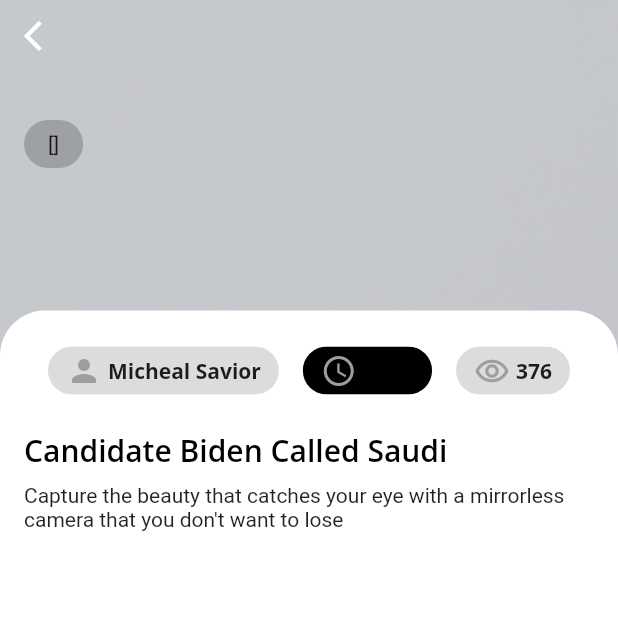
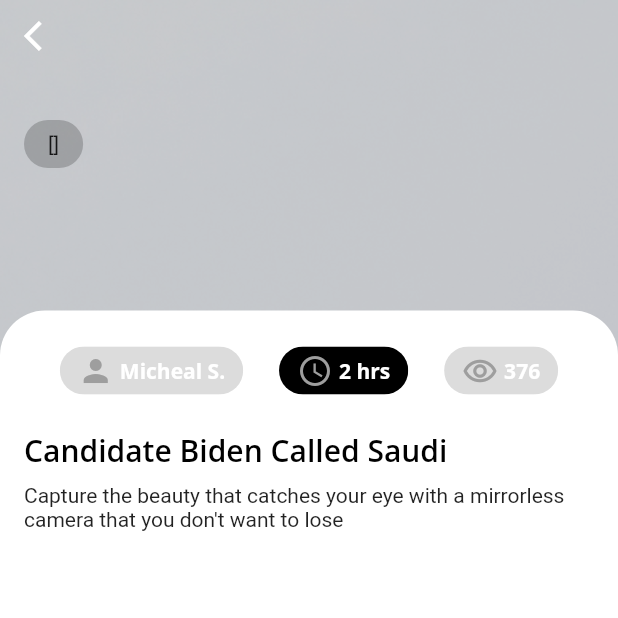
Before and after one commit to EbhomenyeEmmanuel/news_app, a Flutter app: the SearchItemScreen screen opened directly with empty values, after a tap on "2 hrs", on a phone screen of 412 x 824 dp, the top half of it. Run offline on Flutter 3.47's test engine with Material 2 defaults, Android fonts, the phone set to English and light mode, and no system bars; our stand-ins replace cached_network_image, google_fonts, lottie.

```diff
--- a/lib/providers/tab_manager.dart
+++ /dev/null
@@ -1,15 +0,0 @@
-import 'package:flutter/material.dart';
-
-class TabManager extends ChangeNotifier {
-  int selectedTab = 0;
-
-  void goToTab(index) {
-    selectedTab = index;
-    notifyListeners();
-  }
-
-  void goToRecipes() {
-    selectedTab = 1;
-    notifyListeners();
-  }
-}
--- a/lib/screens/search_screen/search_item_details_choice_chip_manager.dart
+++ /dev/null
@@ -1,13 +0,0 @@
-import 'package:flutter/material.dart';
-import 'package:news_app/screens/search_screen/search_item_screen.dart';
-
-class SearchItemDetailsChoiceChipManager extends ChangeNotifier {
-  ArticleChip _articleSelected = ArticleChip.AuthorOfArticle;
-
-  ArticleChip getSelectedChoiceChip() => _articleSelected;
-
-  void updateChoiceChip(ArticleChip articleChip) {
-    _articleSelected = articleChip;
-    notifyListeners();
-  }
-}
--- a/lib/screens/search_screen/search_item_screen.dart
+++ b/lib/screens/search_screen/search_item_screen.dart
@@ -1,7 +1,5 @@
 import 'package:flutter/material.dart';
 import 'package:news_app/models/stories.dart';
-import 'package:news_app/screens/search_screen/search_item_details_choice_chip_manager.dart';
-import 'package:provider/provider.dart';
 
 class SearchItemScreen extends StatefulWidget {
   final Story _story;
@@ -15,6 +13,8 @@ class SearchItemScreen extends StatefulWidget {
 }
 
 class _SearchItemScreenState extends State<SearchItemScreen> {
+  ArticleChip _articleSelected = ArticleChip.AuthorOfArticle;
+
   @override
   Widget build(BuildContext context) {
     Size screenSize = MediaQuery.of(context).size;
@@ -70,7 +70,7 @@ class _SearchItemScreenState extends State<SearchItemScreen> {
                       ]),
                 ),
                 SizedBox(height: 16.0),
-                buildCurvedCardDesign(context)
+                CurvedCardDesignWidget()
               ],
             ),
           ),
@@ -90,8 +90,13 @@ class _SearchItemScreenState extends State<SearchItemScreen> {
           widget._story.categories.toString(),
         ));
   }
+}
 
-  Widget buildCurvedCardDesign(BuildContext context) {
+class CurvedCardDesignWidget extends StatelessWidget {
+  const CurvedCardDesignWidget({Key? key}) : super(key: key);
+
+  @override
+  Widget build(BuildContext context) {
     return Expanded(
       child: Container(
         padding: EdgeInsets.all(16),
@@ -104,7 +109,7 @@ class _SearchItemScreenState extends State<SearchItemScreen> {
         child: Column(
           crossAxisAlignment: CrossAxisAlignment.start,
           children: [
-            buildChoiceChipsDesign(),
+            ChoiceChipsWidget(),
             SizedBox(height: 16),
             Text("Candidate Biden Called Saudi",
                 style: Theme.of(context).textTheme.headline6),
@@ -117,17 +122,26 @@ class _SearchItemScreenState extends State<SearchItemScreen> {
       ),
     );
   }
+}
 
-  Widget buildChoiceChipsDesign() {
-    return Consumer<SearchItemDetailsChoiceChipManager>(
-        builder: (context, manager, child) {
+class ChoiceChipsWidget extends StatefulWidget {
+  ChoiceChipsWidget({Key? key}) : super(key: key);
+
+  @override
+  State<ChoiceChipsWidget> createState() => _ChoiceChipsWidgetState();
+}
+
+class _ChoiceChipsWidgetState extends State<ChoiceChipsWidget> {
+  ArticleChip _articleChip = ArticleChip.AuthorOfArticle;
+
+  @override
+  Widget build(BuildContext context) {
     return Row(
       mainAxisAlignment: MainAxisAlignment.spaceEvenly,
       children: [
         ChoiceChip(
           selectedColor: Colors.black,
-            selected:
-                manager.getSelectedChoiceChip() == ArticleChip.AuthorOfArticle,
+          selected: _articleChip == ArticleChip.AuthorOfArticle,
           label: Row(
             mainAxisAlignment: MainAxisAlignment.spaceBetween,
             children: [
@@ -139,19 +153,21 @@ class _SearchItemScreenState extends State<SearchItemScreen> {
                 width: 4,
               ),
               Text(
-                  "Micheal Savior",
+                "Micheal S.",
                 overflow: TextOverflow.ellipsis,
+                style: TextStyle(color: Colors.white, fontSize: 14),
               )
             ],
           ),
           onSelected: (selected) {
-              manager.updateChoiceChip(ArticleChip.AuthorOfArticle);
+            setState(() {
+              _articleChip = ArticleChip.AuthorOfArticle;
+            });
           },
         ),
         ChoiceChip(
           selectedColor: Colors.black,
-            selected:
-                manager.getSelectedChoiceChip() == ArticleChip.TimeOfArticle,
+          selected: _articleChip == ArticleChip.TimeOfArticle,
           label: Row(
             mainAxisAlignment: MainAxisAlignment.spaceBetween,
             children: [
@@ -162,16 +178,21 @@ class _SearchItemScreenState extends State<SearchItemScreen> {
               SizedBox(
                 width: 4,
               ),
-                Text("2 hrs")
+              Text(
+                "2 hrs",
+                style: TextStyle(color: Colors.white, fontSize: 14),
+              )
             ],
           ),
           onSelected: (selected) {
-              manager.updateChoiceChip(ArticleChip.TimeOfArticle);
+            setState(() {
+              _articleChip = ArticleChip.TimeOfArticle;
+            });
           },
         ),
         ChoiceChip(
           selectedColor: Colors.black,
-            selected: manager.getSelectedChoiceChip() == ArticleChip.NoOfVisits,
+          selected: _articleChip == ArticleChip.NoOfVisits,
           label: Row(
             mainAxisAlignment: MainAxisAlignment.spaceBetween,
             children: [
@@ -182,16 +203,20 @@ class _SearchItemScreenState extends State<SearchItemScreen> {
               SizedBox(
                 width: 4,
               ),
-                Text("376")
+              Text(
+                "376",
+                style: TextStyle(color: Colors.white, fontSize: 14),
+              )
             ],
           ),
           onSelected: (selected) {
-              manager.updateChoiceChip(ArticleChip.NoOfVisits);
+            setState(() {
+              _articleChip = ArticleChip.NoOfVisits;
+            });
           },
         ),
       ],
     );
-    });
   }
 }
 
--- a/lib/screens/search_screen/search_screen.dart
+++ b/lib/screens/search_screen/search_screen.dart
@@ -1,4 +1,3 @@
-import 'package:flutter/cupertino.dart';
 import 'package:flutter/material.dart';
 import 'package:news_app/api/mock_news_service.dart';
 import 'package:news_app/models/news_categories.dart';
@@ -188,7 +187,7 @@ class _SearchScreenState extends State<SearchScreen> {
         child: Padding(
           padding: const EdgeInsets.only(right: 8.0),
           child: Row(
-            mainAxisAlignment: MainAxisAlignment.spaceEvenly,
+            mainAxisAlignment: MainAxisAlignment.spaceBetween,
             children: [
               //NewsIcon(imageUrl: story.imageUrl),
               Expanded(
--- a/pubspec.yaml
+++ b/pubspec.yaml
@@ -24,7 +24,6 @@ dependencies:
   flutter:
     sdk: flutter
   google_fonts: ^2.1.0
-  provider: ^6.0.0
   cached_network_image: ^3.2.0
   lottie: ^1.2.2
 
```
Also changed, not shown: lib/home.dart (+9 -12 lines), lib/main.dart (+1 -6 lines), pubspec.lock, 2 other files. Lines whose indentation alone changed are shown as unchanged.
